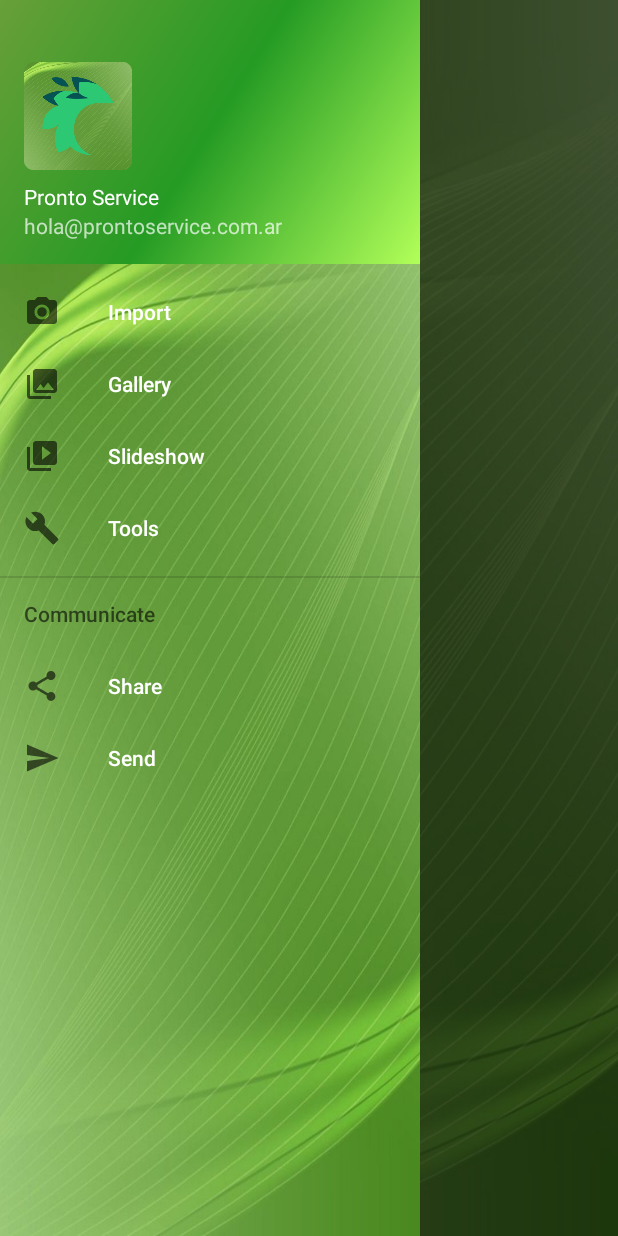
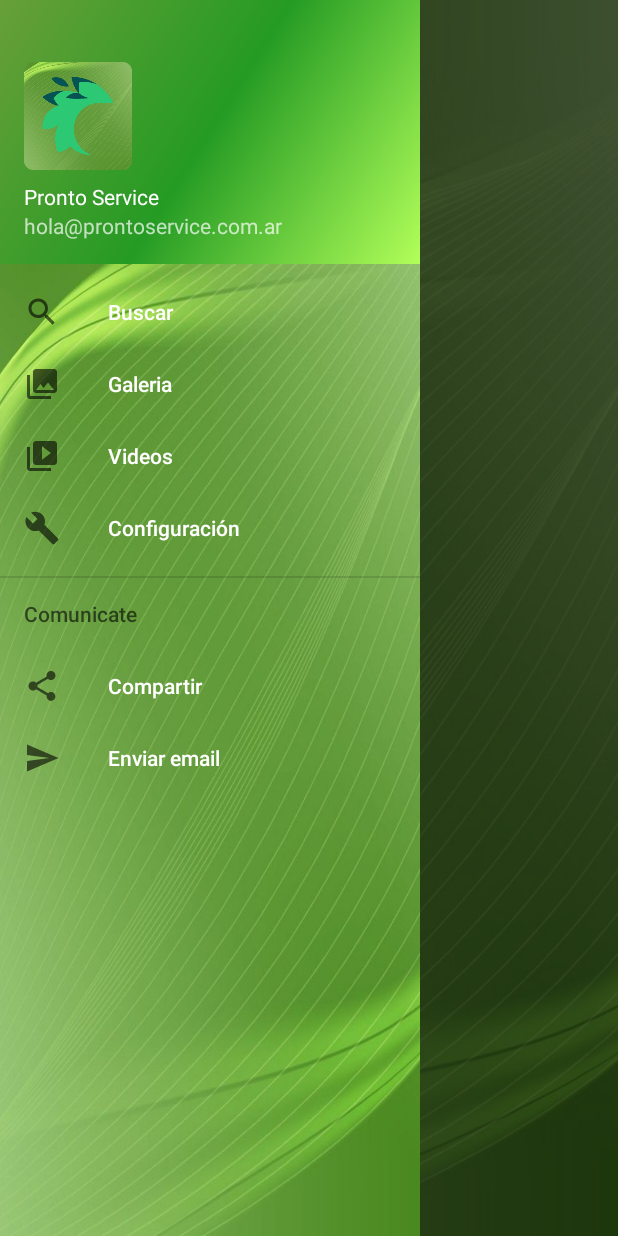
Before and after one commit to encoder1024/Serviceya, an Android app: the screen it shows after launch (MainActivity), with the side drawer open, on a phone screen of 412 x 824 dp. Run offline under Robolectric (Android 15) with nearby library versions, the phone set to English and light mode, and no system bars.

Commit message:
mejoras en navegabilidad 4. Mejoras y deatalles del menú lateral.

```diff
--- a/app/src/main/res/drawable/ic_menu_gallery.xml
+++ b/app/src/main/res/drawable/ic_menu_gallery.xml
@@ -4,6 +4,6 @@
     android:viewportWidth="24.0"
     android:viewportHeight="24.0">
     <path
-        android:fillColor="#FF000000"
+        android:fillColor="#FFFFFF"
         android:pathData="M22,16V4c0,-1.1 -0.9,-2 -2,-2H8c-1.1,0 -2,0.9 -2,2v12c0,1.1 0.9,2 2,2h12c1.1,0 2,-0.9 2,-2zm-11,-4l2.03,2.71L16,11l4,5H8l3,-4zM2,6v14c0,1.1 0.9,2 2,2h14v-2H4V6H2z" />
 </vector>
--- /dev/null
+++ b/app/src/main/res/drawable/ic_menu_search.xml
@@ -0,0 +1,5 @@
+<vector android:height="24dp" android:tint="#FFFFFF"
+    android:viewportHeight="24.0" android:viewportWidth="24.0"
+    android:width="24dp" xmlns:android="http://schemas.android.com/apk/res/android">
+    <path android:fillColor="#FF000000" android:pathData="M15.5,14h-0.79l-0.28,-0.27C15.41,12.59 16,11.11 16,9.5 16,5.91 13.09,3 9.5,3S3,5.91 3,9.5 5.91,16 9.5,16c1.61,0 3.09,-0.59 4.23,-1.57l0.27,0.28v0.79l5,4.99L20.49,19l-4.99,-5zM9.5,14C7.01,14 5,11.99 5,9.5S7.01,5 9.5,5 14,7.01 14,9.5 11.99,14 9.5,14z"/>
+</vector>
--- a/app/src/main/res/drawable/ic_menu_send.xml
+++ b/app/src/main/res/drawable/ic_menu_send.xml
@@ -4,6 +4,6 @@
     android:viewportWidth="24.0"
     android:viewportHeight="24.0">
     <path
-        android:fillColor="#FF000000"
+        android:fillColor="#FFFFFF"
         android:pathData="M2.01,21L23,12 2.01,3 2,10l15,2 -15,2z" />
 </vector>
--- a/app/src/main/res/drawable/ic_menu_share.xml
+++ b/app/src/main/res/drawable/ic_menu_share.xml
@@ -4,6 +4,6 @@
     android:viewportWidth="24.0"
     android:viewportHeight="24.0">
     <path
-        android:fillColor="#FF000000"
+        android:fillColor="#FFFFFF"
         android:pathData="M18,16.08c-0.76,0 -1.44,0.3 -1.96,0.77L8.91,12.7c0.05,-0.23 0.09,-0.46 0.09,-0.7s-0.04,-0.47 -0.09,-0.7l7.05,-4.11c0.54,0.5 1.25,0.81 2.04,0.81 1.66,0 3,-1.34 3,-3s-1.34,-3 -3,-3 -3,1.34 -3,3c0,0.24 0.04,0.47 0.09,0.7L8.04,9.81C7.5,9.31 6.79,9 6,9c-1.66,0 -3,1.34 -3,3s1.34,3 3,3c0.79,0 1.5,-0.31 2.04,-0.81l7.12,4.16c-0.05,0.21 -0.08,0.43 -0.08,0.65 0,1.61 1.31,2.92 2.92,2.92 1.61,0 2.92,-1.31 2.92,-2.92s-1.31,-2.92 -2.92,-2.92z" />
 </vector>
--- a/app/src/main/res/drawable/ic_menu_slideshow.xml
+++ b/app/src/main/res/drawable/ic_menu_slideshow.xml
@@ -4,6 +4,6 @@
     android:viewportWidth="24.0"
     android:viewportHeight="24.0">
     <path
-        android:fillColor="#FF000000"
+        android:fillColor="#FFFFFF"
         android:pathData="M4,6H2v14c0,1.1 0.9,2 2,2h14v-2H4V6zm16,-4H8c-1.1,0 -2,0.9 -2,2v12c0,1.1 0.9,2 2,2h12c1.1,0 2,-0.9 2,-2V4c0,-1.1 -0.9,-2 -2,-2zm-8,12.5v-9l6,4.5 -6,4.5z" />
 </vector>
--- a/app/src/main/res/menu/activity_main_drawer.xml
+++ b/app/src/main/res/menu/activity_main_drawer.xml
@@ -6,32 +6,32 @@
     <group android:checkableBehavior="single">
         <item
             android:id="@+id/nav_camera"
-            android:icon="@drawable/ic_menu_camera"
-            android:title="Import" />
+            android:icon="@drawable/ic_menu_search"
+            android:title="Buscar" />
         <item
             android:id="@+id/nav_gallery"
             android:icon="@drawable/ic_menu_gallery"
-            android:title="Gallery" />
+            android:title="Galeria" />
         <item
             android:id="@+id/nav_slideshow"
             android:icon="@drawable/ic_menu_slideshow"
-            android:title="Slideshow" />
+            android:title="Videos" />
         <item
             android:id="@+id/nav_manage"
             android:icon="@drawable/ic_menu_manage"
-            android:title="Tools" />
+            android:title="Configuración" />
     </group>
 
-    <item android:title="Communicate">
+    <item android:title="Comunicate">
         <menu>
             <item
                 android:id="@+id/nav_share"
                 android:icon="@drawable/ic_menu_share"
-                android:title="Share" />
+                android:title="Compartir" />
             <item
                 android:id="@+id/nav_send"
                 android:icon="@drawable/ic_menu_send"
-                android:title="Send" />
+                android:title="Enviar email" />
         </menu>
     </item>
 
```
